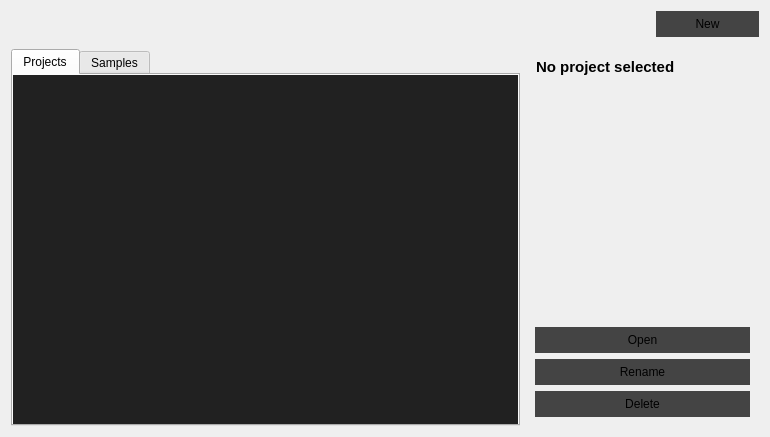
This is src/widgets/projectmanager.ui in jahshaka/Studio as Qt 5 draws it before an edit. The edited form follows.
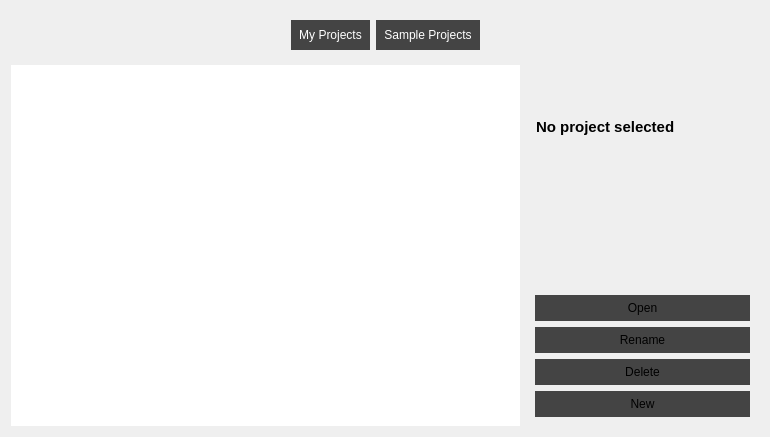
This is the edited form. The open tabs and pages were chosen to show the change.

Commit message: Overhaul project manager LaF

What changed in the file:
```diff
--- a/src/widgets/projectmanager.ui
+++ b/src/widgets/projectmanager.ui
@@ -14,8 +14,13 @@
    <string>Form</string>
   </property>
   <property name="styleSheet">
-   <string notr="true">#listWidget, #listWidget_2 {
-	background: #212121;
+   <string notr="true">#samples, #projects {
+	padding: 8px;
+	color: white;
+}
+
+#listWidget, #listWidget_2 {
+	background: #fff;
 }
 
 #listWidget {
@@ -70,117 +75,59 @@
 	color: #CECECE;
 }</string>
   </property>
-  <layout class="QGridLayout" name="gridLayout_3">
+  <layout class="QGridLayout" name="gridLayout">
    <item row="0" column="0" colspan="2">
-    <layout class="QHBoxLayout" name="horizontalLayout">
-     <item>
-      <spacer name="horizontalSpacer">
-       <property name="orientation">
-        <enum>Qt::Horizontal</enum>
-       </property>
-       <property name="sizeHint" stdset="0">
-        <size>
-         <width>40</width>
-         <height>20</height>
-        </size>
-       </property>
-      </spacer>
-     </item>
-     <item>
-      <widget class="QPushButton" name="newProject">
-       <property name="text">
-        <string>          New          </string>
-       </property>
-      </widget>
-     </item>
-    </layout>
+    <widget class="QWidget" name="top" native="true">
+     <layout class="QHBoxLayout" name="horizontalLayout">
+      <item>
+       <spacer name="horizontalSpacer">
+        <property name="orientation">
+         <enum>Qt::Horizontal</enum>
+        </property>
+        <property name="sizeHint" stdset="0">
+         <size>
+          <width>40</width>
+          <height>20</height>
+         </size>
+        </property>
+       </spacer>
+      </item>
+      <item>
+       <widget class="QPushButton" name="projects">
+        <property name="text">
+         <string>My Projects</string>
+        </property>
+       </widget>
+      </item>
+      <item>
+       <widget class="QPushButton" name="samples">
+        <property name="text">
+         <string>Sample Projects</string>
+        </property>
+       </widget>
+      </item>
+      <item>
+       <spacer name="horizontalSpacer_2">
+        <property name="orientation">
+         <enum>Qt::Horizontal</enum>
+        </property>
+        <property name="sizeHint" stdset="0">
+         <size>
+          <width>40</width>
+          <height>20</height>
+         </size>
+        </property>
+       </spacer>
+      </item>
+     </layout>
+    </widget>
    </item>
    <item row="1" column="0">
-    <widget class="QWidget" name="widget" native="true">
-     <layout class="QHBoxLayout" name="horizontalLayout_2">
-      <property name="leftMargin">
-       <number>0</number>
-      </property>
-      <property name="topMargin">
-       <number>0</number>
-      </property>
-      <property name="rightMargin">
-       <number>0</number>
-      </property>
-      <property name="bottomMargin">
-       <number>0</number>
-      </property>
-     </layout>
-    </widget>
-   </item>
-   <item row="2" column="0">
-    <widget class="QTabWidget" name="tabWidget">
-     <property name="sizePolicy">
-      <sizepolicy hsizetype="Expanding" vsizetype="Expanding">
-       <horstretch>0</horstretch>
-       <verstretch>0</verstretch>
-      </sizepolicy>
-     </property>
+    <widget class="QStackedWidget" name="stackedWidget">
      <property name="currentIndex">
       <number>0</number>
      </property>
-     <widget class="QWidget" name="tab">
-      <attribute name="title">
-       <string>Projects</string>
-      </attribute>
-      <layout class="QGridLayout" name="gridLayout">
-       <property name="leftMargin">
-        <number>0</number>
-       </property>
-       <property name="topMargin">
-        <number>0</number>
-       </property>
-       <property name="rightMargin">
-        <number>0</number>
-       </property>
-       <property name="bottomMargin">
-        <number>0</number>
-       </property>
-       <property name="spacing">
-        <number>0</number>
-       </property>
-       <item row="0" column="0">
-        <widget class="QListWidget" name="listWidget">
-         <property name="sizePolicy">
-          <sizepolicy hsizetype="Expanding" vsizetype="Expanding">
-           <horstretch>3</horstretch>
-           <verstretch>0</verstretch>
-          </sizepolicy>
-         </property>
-         <property name="frameShape">
-          <enum>QFrame::NoFrame</enum>
-         </property>
-         <property name="frameShadow">
-          <enum>QFrame::Plain</enum>
-         </property>
-         <property name="lineWidth">
-          <number>0</number>
-         </property>
-         <property name="iconSize">
-          <size>
-           <width>256</width>
-           <height>120</height>
-          </size>
-         </property>
-         <property name="spacing">
-          <number>0</number>
-         </property>
-         <property name="viewMode">
-          <enum>QListView::IconMode</enum>
-         </property>
-        </widget>
-       </item>
-      </layout>
-     </widget>
-     <widget class="QWidget" name="tab_2">
-      <attribute name="title">
-       <string>Samples</string>
-      </attribute>
+     <widget class="QWidget" name="page">
       <layout class="QGridLayout" name="gridLayout_2">
        <property name="leftMargin">
         <number>0</number>
@@ -197,6 +144,40 @@
        <property name="spacing">
         <number>0</number>
        </property>
+       <item row="0" column="1">
+        <widget class="QWidget" name="pmcont" native="true"/>
+       </item>
+      </layout>
+     </widget>
+     <widget class="QWidget" name="page_3">
+      <widget class="QListWidget" name="listWidget">
+       <property name="geometry">
+        <rect>
+         <x>220</x>
+         <y>200</y>
+         <width>256</width>
+         <height>192</height>
+        </rect>
+       </property>
+      </widget>
+     </widget>
+     <widget class="QWidget" name="page_2">
+      <layout class="QGridLayout" name="gridLayout_3">
+       <property name="leftMargin">
+        <number>0</number>
+       </property>
+       <property name="topMargin">
+        <number>0</number>
+       </property>
+       <property name="rightMargin">
+        <number>0</number>
+       </property>
+       <property name="bottomMargin">
+        <number>0</number>
+       </property>
+       <property name="spacing">
+        <number>0</number>
+       </property>
        <item row="0" column="0">
         <widget class="QListWidget" name="listWidget_2">
          <property name="sizePolicy">
@@ -232,8 +213,8 @@
      </widget>
     </widget>
    </item>
-   <item row="2" column="1">
-    <widget class="QWidget" name="widget_2" native="true">
+   <item row="1" column="1">
+    <widget class="QWidget" name="controls" native="true">
      <property name="sizePolicy">
       <sizepolicy hsizetype="Fixed" vsizetype="Preferred">
        <horstretch>0</horstretch>
@@ -281,19 +262,6 @@
         </item>
        </layout>
       </item>
-      <item>
-       <spacer name="verticalSpacer_2">
-        <property name="orientation">
-         <enum>Qt::Vertical</enum>
-        </property>
-        <property name="sizeHint" stdset="0">
-         <size>
-          <width>20</width>
-          <height>40</height>
-         </size>
-        </property>
-       </spacer>
-      </item>
       <item>
        <widget class="QPushButton" name="openProject">
         <property name="text">
@@ -315,6 +283,13 @@
         </property>
        </widget>
       </item>
+      <item>
+       <widget class="QPushButton" name="newProject">
+        <property name="text">
+         <string>          New          </string>
+        </property>
+       </widget>
+      </item>
      </layout>
      <zorder>openProject</zorder>
      <zorder>deleteProject</zorder>
```
Left out of the diff: 2 changed lines with no effect on the pictures. The commit also changes 4 other files.
